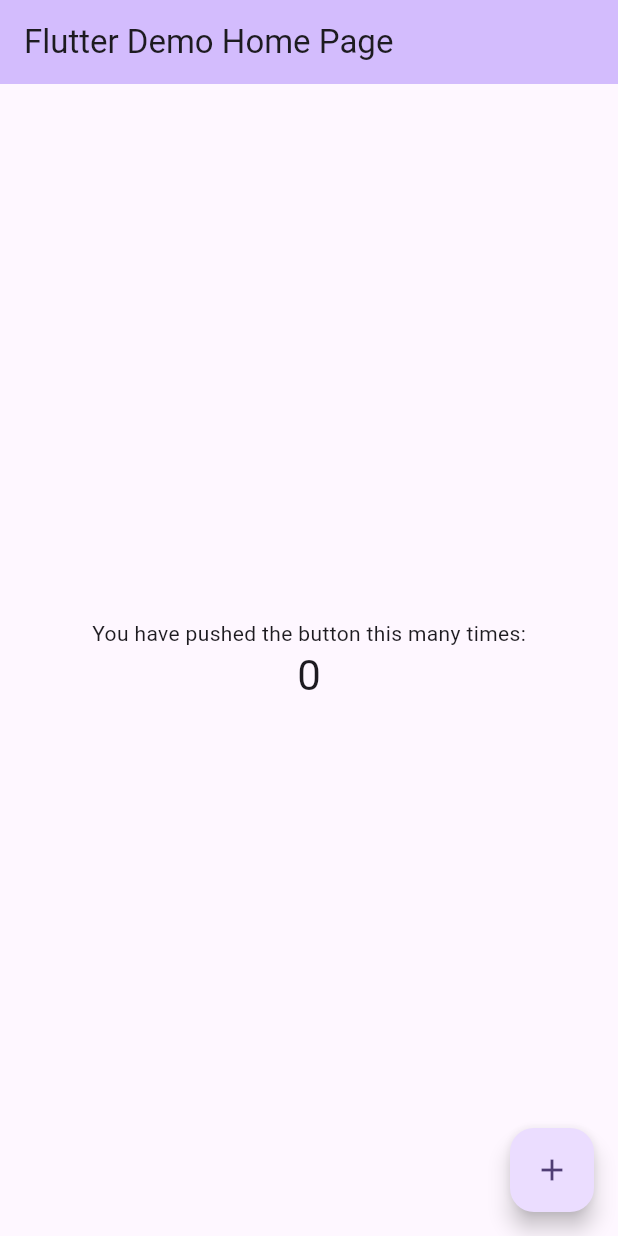
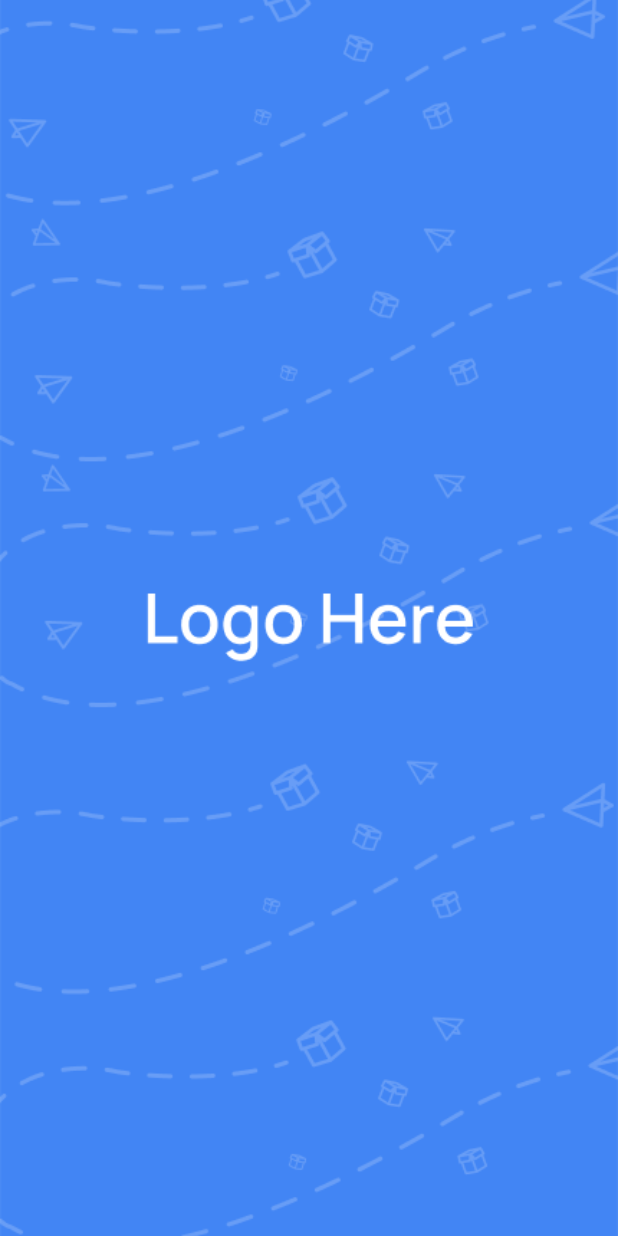
Before and after one commit to srsakilhossen302/raouf26-Mobile-App, a Flutter app: the screen it shows after launch, on a phone screen of 412 x 824 dp. Run offline on Flutter 3.47's test engine with Material 3 defaults, Android fonts, the phone set to English and light mode, and no system bars; our stand-ins replace get.

Commit message:
feat: add splash screen, assets, and get dependency
- Add splash screen with background image and timer placeholder
- Include multiple image assets for onboarding and branding
- Add GetX dependency for state management and navigation
- Replace default Flutter demo with custom app structure
- Update app theme and remove debug banner

```diff
--- /dev/null
+++ b/lib/View/Screen/SplashScreen/splash_screen.dart
@@ -0,0 +1,47 @@
+import 'dart:async';
+import 'package:flutter/material.dart';
+import 'package:get/get.dart';
+
+class SplashScreen extends StatefulWidget {
+  const SplashScreen({super.key});
+
+  @override
+  State<SplashScreen> createState() => _SplashScreenState();
+}
+
+class _SplashScreenState extends State<SplashScreen> {
+  @override
+  void initState() {
+    super.initState();
+    // ৩ সেকেন্ড পর হোম স্ক্রিনে যাবে (যখন হোম পেজ থাকবে)
+    /*
+    Timer(const Duration(seconds: 3), () {
+      // Get.offAll(() => HomePage());
+    });
+    */
+  }
+
+  @override
+  Widget build(BuildContext context) {
+    return Scaffold(
+      body: Container(
+        width: Get.width,
+        height: Get.height,
+        decoration: const BoxDecoration(
+          image: DecorationImage(
+            image: AssetImage('assets/images/Home.png'),
+            fit: BoxFit.cover, // পুরো স্ক্রিন জুড়ে থাকবে
+          ),
+        ),
+        // যদি ইমেজের ওপর কোনো লোডিং বা টেক্সট দিতে চান, এখানে দিতে পারেন
+        /*
+        child: const Center(
+          child: CircularProgressIndicator(
+            valueColor: AlwaysStoppedAnimation<Color>(Colors.white),
+          ),
+        ),
+        */
+      ),
+    );
+  }
+}
--- a/lib/main.dart
+++ b/lib/main.dart
@@ -1,4 +1,6 @@
 import 'package:flutter/material.dart';
+import 'package:get/get.dart';
+import 'View/Screen/SplashScreen/splash_screen.dart';
 
 void main() {
   runApp(const MyApp());
@@ -7,116 +9,16 @@ void main() {
 class MyApp extends StatelessWidget {
   const MyApp({super.key});
 
-  // This widget is the root of your application.
   @override
   Widget build(BuildContext context) {
-    return MaterialApp(
-      title: 'Flutter Demo',
+    return GetMaterialApp(
+      debugShowCheckedModeBanner: false,
+      title: 'Raouf 26 App',
       theme: ThemeData(
-        // This is the theme of your application.
-        //
-        // TRY THIS: Try running your application with "flutter run". You'll see
-        // the application has a purple toolbar. Then, without quitting the app,
-        // try changing the seedColor in the colorScheme below to Colors.green
-        // and then invoke "hot reload" (save your changes or press the "hot
-        // reload" button in a Flutter-supported IDE, or press "r" if you used
-        // the command line to start the app).
-        //
-        // Notice that the counter didn't reset back to zero; the application
-        // state is not lost during the reload. To reset the state, use hot
-        // restart instead.
-        //
-        // This works for code too, not just values: Most code changes can be
-        // tested with just a hot reload.
-        colorScheme: .fromSeed(seedColor: Colors.deepPurple),
+        colorScheme: ColorScheme.fromSeed(seedColor: Colors.blue),
+        useMaterial3: true,
       ),
-      home: const MyHomePage(title: 'Flutter Demo Home Page'),
+      home: const SplashScreen(),
     );
   }
 }
-
-class MyHomePage extends StatefulWidget {
-  const MyHomePage({super.key, required this.title});
-
-  // This widget is the home page of your application. It is stateful, meaning
-  // that it has a State object (defined below) that contains fields that affect
-  // how it looks.
-
-  // This class is the configuration for the state. It holds the values (in this
-  // case the title) provided by the parent (in this case the App widget) and
-  // used by the build method of the State. Fields in a Widget subclass are
-  // always marked "final".
-
-  final String title;
-
-  @override
-  State<MyHomePage> createState() => _MyHomePageState();
-}
-
-class _MyHomePageState extends State<MyHomePage> {
-  int _counter = 0;
-
-  void _incrementCounter() {
-    setState(() {
-      // This call to setState tells the Flutter framework that something has
-      // changed in this State, which causes it to rerun the build method below
-      // so that the display can reflect the updated values. If we changed
-      // _counter without calling setState(), then the build method would not be
-      // called again, and so nothing would appear to happen.
-      _counter++;
-    });
-  }
-
-  @override
-  Widget build(BuildContext context) {
-    // This method is rerun every time setState is called, for instance as done
-    // by the _incrementCounter method above.
-    //
-    // The Flutter framework has been optimized to make rerunning build methods
-    // fast, so that you can just rebuild anything that needs updating rather
-    // than having to individually change instances of widgets.
-    return Scaffold(
-      appBar: AppBar(
-        // TRY THIS: Try changing the color here to a specific color (to
-        // Colors.amber, perhaps?) and trigger a hot reload to see the AppBar
-        // change color while the other colors stay the same.
-        backgroundColor: Theme.of(context).colorScheme.inversePrimary,
-        // Here we take the value from the MyHomePage object that was created by
-        // the App.build method, and use it to set our appbar title.
-        title: Text(widget.title),
-      ),
-      body: Center(
-        // Center is a layout widget. It takes a single child and positions it
-        // in the middle of the parent.
-        child: Column(
-          // Column is also a layout widget. It takes a list of children and
-          // arranges them vertically. By default, it sizes itself to fit its
-          // children horizontally, and tries to be as tall as its parent.
-          //
-          // Column has various properties to control how it sizes itself and
-          // how it positions its children. Here we use mainAxisAlignment to
-          // center the children vertically; the main axis here is the vertical
-          // axis because Columns are vertical (the cross axis would be
-          // horizontal).
-          //
-          // TRY THIS: Invoke "debug painting" (choose the "Toggle Debug Paint"
-          // action in the IDE, or press "p" in the console), to see the
-          // wireframe for each widget.
-          mainAxisAlignment: .center,
-          children: [
-            const Text('You have pushed the button this many times:'),
-            Text(
-              '$_counter',
-              style: Theme.of(context).textTheme.headlineMedium,
-            ),
-          ],
-        ),
-      ),
-      floatingActionButton: FloatingActionButton(
-        onPressed: _incrementCounter,
-        tooltip: 'Increment',
-        child: const Icon(Icons.add),
-      ),
-    );
-  }
-}
--- a/pubspec.yaml
+++ b/pubspec.yaml
@@ -30,9 +30,7 @@ environment:
 dependencies:
   flutter:
     sdk: flutter
-
-  # The following adds the Cupertino Icons font to your application.
-  # Use with the CupertinoIcons class for iOS style icons.
+  get: ^4.6.6
   cupertino_icons: ^1.0.8
 
 dev_dependencies:
```
Also changed, not shown: assets/icons/Logoipsum.svg (added), assets/images/Home.png (added), assets/images/Ship With Confidence.png (added), assets/images/Turn Your Trips Into Earnings.png (added), assets/images/Welcome to Sendit.png (added), pubspec.lock.
